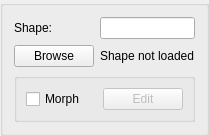
The window that code/nel/tools/3d/object_viewer_qt/src/mesh_form.ui (ryzom/ryzomcore) describes before a commit, drawn with Qt 5.
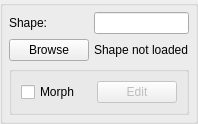
The same window after the commit.

The edit to the form file:
```diff
--- a/code/nel/tools/3d/object_viewer_qt/src/mesh_form.ui
+++ b/code/nel/tools/3d/object_viewer_qt/src/mesh_form.ui
@@ -6,8 +6,8 @@
    <rect>
     <x>0</x>
     <y>0</y>
-    <width>195</width>
-    <height>118</height>
+    <width>180</width>
+    <height>110</height>
    </rect>
   </property>
   <property name="windowTitle">
@@ -17,6 +17,12 @@
    <string/>
   </property>
   <layout class="QGridLayout" name="gridLayout_2">
+   <property name="margin">
+    <number>6</number>
+   </property>
+   <property name="spacing">
+    <number>5</number>
+   </property>
    <item row="0" column="0">
     <widget class="QLabel" name="label">
      <property name="text">
```
